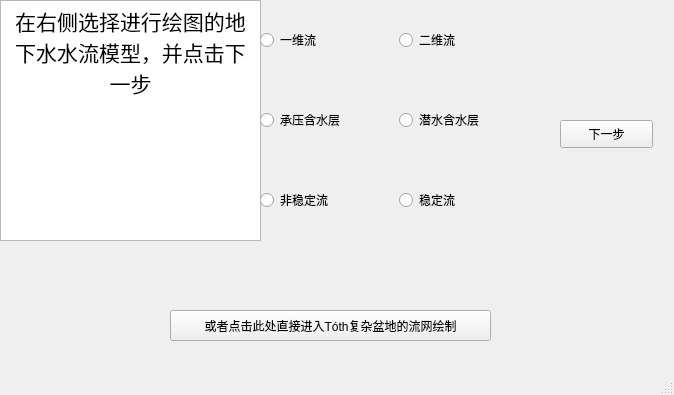
Above: ui/MainWindow - untitled.ui from Yulei-3005240023/FDM_groundwater before the change. Below: the same form after it.
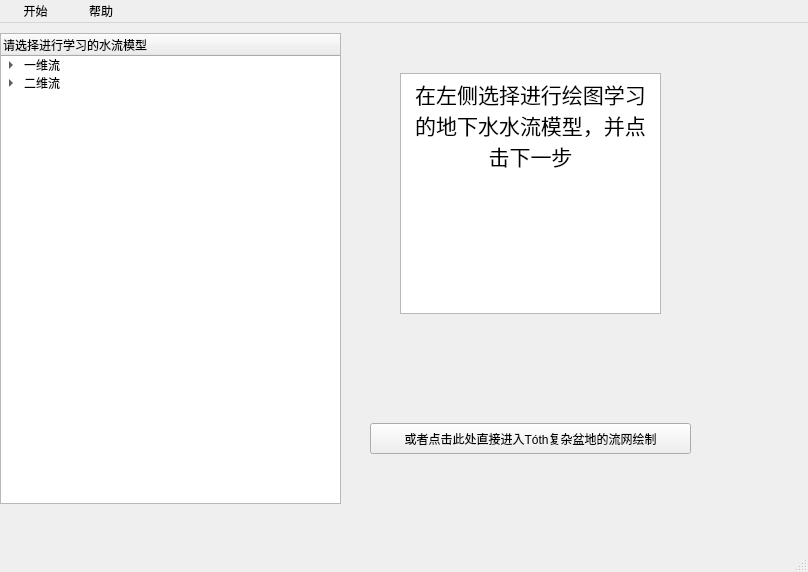
That is the form after the change.

What changed in the file:
```diff
--- a/ui/MainWindow - untitled.ui
+++ b/ui/MainWindow - untitled.ui
@@ -6,131 +6,22 @@
    <rect>
     <x>0</x>
     <y>0</y>
-    <width>674</width>
-    <height>395</height>
+    <width>808</width>
+    <height>572</height>
    </rect>
   </property>
   <property name="windowTitle">
    <string>FDM_undergroundwater</string>
   </property>
-  <property name="documentMode">
-   <bool>false</bool>
-  </property>
   <widget class="QWidget" name="centralwidget">
-   <widget class="QPushButton" name="pushButton">
-    <property name="geometry">
-     <rect>
-      <x>560</x>
-      <y>120</y>
-      <width>93</width>
-      <height>28</height>
-     </rect>
-    </property>
-    <property name="text">
-     <string>下一步</string>
-    </property>
-   </widget>
-   <widget class="QWidget" name="horizontalLayoutWidget">
-    <property name="geometry">
-     <rect>
-      <x>260</x>
-      <y>80</y>
-      <width>271</width>
-      <height>80</height>
-     </rect>
-    </property>
-    <layout class="QHBoxLayout" name="horizontalLayout">
-     <item>
-      <widget class="QRadioButton" name="radioButton_4">
-       <property name="text">
-        <string>承压含水层</string>
-       </property>
-       <attribute name="buttonGroup">
-        <string notr="true">choose_aquifer_type</string>
-       </attribute>
-      </widget>
-     </item>
-     <item>
-      <widget class="QRadioButton" name="radioButton_3">
-       <property name="text">
-        <string>潜水含水层</string>
-       </property>
-       <attribute name="buttonGroup">
-        <string notr="true">choose_aquifer_type</string>
-       </attribute>
-      </widget>
-     </item>
-    </layout>
-   </widget>
-   <widget class="QWidget" name="horizontalLayoutWidget_2">
-    <property name="geometry">
-     <rect>
-      <x>260</x>
-      <y>0</y>
-      <width>271</width>
-      <height>80</height>
-     </rect>
-    </property>
-    <layout class="QHBoxLayout" name="horizontalLayout_2">
-     <item>
-      <widget class="QRadioButton" name="radioButton">
-       <property name="text">
-        <string>一维流</string>
-       </property>
-       <attribute name="buttonGroup">
-        <string notr="true">choose_flow_dimension</string>
-       </attribute>
-      </widget>
-     </item>
-     <item>
-      <widget class="QRadioButton" name="radioButton_2">
-       <property name="text">
-        <string>二维流</string>
-       </property>
-       <attribute name="buttonGroup">
-        <string notr="true">choose_flow_dimension</string>
-       </attribute>
-      </widget>
-     </item>
-    </layout>
-   </widget>
-   <widget class="QWidget" name="horizontalLayoutWidget_3">
-    <property name="geometry">
-     <rect>
-      <x>260</x>
-      <y>160</y>
-      <width>271</width>
-      <height>80</height>
-     </rect>
-    </property>
-    <layout class="QHBoxLayout" name="horizontalLayout_3">
-     <item>
-      <widget class="QRadioButton" name="radioButton_6">
-       <property name="text">
-        <string>非稳定流</string>
-       </property>
-       <attribute name="buttonGroup">
-        <string notr="true">choose_stable_status</string>
-       </attribute>
-      </widget>
-     </item>
-     <item>
-      <widget class="QRadioButton" name="radioButton_5">
-       <property name="text">
-        <string>稳定流</string>
-       </property>
-       <attribute name="buttonGroup">
-        <string notr="true">choose_stable_status</string>
-       </attribute>
-      </widget>
-     </item>
-    </layout>
-   </widget>
+   <property name="cursor">
+    <cursorShape>ArrowCursor</cursorShape>
+   </property>
    <widget class="QTextBrowser" name="textBrowser">
     <property name="geometry">
      <rect>
-      <x>0</x>
-      <y>0</y>
+      <x>400</x>
+      <y>50</y>
       <width>261</width>
       <height>241</height>
      </rect>
@@ -140,14 +31,14 @@
 &lt;html&gt;&lt;head&gt;&lt;meta name=&quot;qrichtext&quot; content=&quot;1&quot; /&gt;&lt;style type=&quot;text/css&quot;&gt;
 p, li { white-space: pre-wrap; }
 &lt;/style&gt;&lt;/head&gt;&lt;body style=&quot; font-family:'SimSun'; font-size:9pt; font-weight:400; font-style:normal;&quot;&gt;
-&lt;p align=&quot;center&quot; style=&quot; margin-top:0px; margin-bottom:0px; margin-left:0px; margin-right:0px; -qt-block-indent:0; text-indent:0px;&quot;&gt;&lt;span style=&quot; font-size:16pt;&quot;&gt;在右侧选择进行绘图的地下水水流模型，并点击下一步&lt;/span&gt;&lt;/p&gt;&lt;/body&gt;&lt;/html&gt;</string>
+&lt;p align=&quot;center&quot; style=&quot; margin-top:0px; margin-bottom:0px; margin-left:0px; margin-right:0px; -qt-block-indent:0; text-indent:0px;&quot;&gt;&lt;span style=&quot; font-size:16pt;&quot;&gt;在左侧选择进行绘图学习的地下水水流模型，并点击下一步&lt;/span&gt;&lt;/p&gt;&lt;/body&gt;&lt;/html&gt;</string>
     </property>
    </widget>
    <widget class="QPushButton" name="toth">
     <property name="geometry">
      <rect>
-      <x>170</x>
-      <y>310</y>
+      <x>370</x>
+      <y>400</y>
       <width>321</width>
       <height>31</height>
      </rect>
@@ -156,16 +47,145 @@
      <string>或者点击此处直接进入Tóth复杂盆地的流网绘制</string>
     </property>
    </widget>
+   <widget class="QTreeWidget" name="treeWidget">
+    <property name="geometry">
+     <rect>
+      <x>0</x>
+      <y>10</y>
+      <width>341</width>
+      <height>471</height>
+     </rect>
+    </property>
+    <column>
+     <property name="text">
+      <string>请选择进行学习的水流模型</string>
+     </property>
+    </column>
+    <item>
+     <property name="text">
+      <string>一维流</string>
+     </property>
+     <item>
+      <property name="text">
+       <string>承压含水层</string>
+      </property>
+      <item>
+       <property name="text">
+        <string>稳定流</string>
+       </property>
+       <property name="whatsThis">
+        <string>一维流承压含水层稳定流</string>
+       </property>
+      </item>
+      <item>
+       <property name="text">
+        <string>非稳定流</string>
+       </property>
+       <property name="whatsThis">
+        <string>一维流承压含水层非稳定流</string>
+       </property>
+      </item>
+     </item>
+     <item>
+      <property name="text">
+       <string>潜水含水层</string>
+      </property>
+      <item>
+       <property name="text">
+        <string>稳定流</string>
+       </property>
+       <property name="whatsThis">
+        <string>一维流潜水含水层稳定流</string>
+       </property>
+      </item>
+      <item>
+       <property name="text">
+        <string>非稳定流</string>
+       </property>
+       <property name="whatsThis">
+        <string>一维流潜水含水层非稳定流</string>
+       </property>
+      </item>
+     </item>
+    </item>
+    <item>
+     <property name="text">
+      <string>二维流</string>
+     </property>
+     <item>
+      <property name="text">
+       <string>承压含水层</string>
+      </property>
+      <item>
+       <property name="text">
+        <string>稳定流</string>
+       </property>
+       <property name="whatsThis">
+        <string>二维流承压含水层稳定流</string>
+       </property>
+      </item>
+      <item>
+       <property name="text">
+        <string>非稳定流（承压含水层水流方程）</string>
+       </property>
+       <property name="whatsThis">
+        <string>二维流承压含水层非稳定流</string>
+       </property>
+      </item>
+     </item>
+     <item>
+      <property name="text">
+       <string>潜水含水层</string>
+      </property>
+      <item>
+       <property name="text">
+        <string>稳定流（Dupuit-Forchheimer方程）</string>
+       </property>
+       <property name="whatsThis">
+        <string>二维流潜水含水层稳定流</string>
+       </property>
+      </item>
+      <item>
+       <property name="text">
+        <string>非稳定流（潜水Boussinesq方程）</string>
+       </property>
+       <property name="whatsThis">
+        <string>二维流潜水含水层非稳定流</string>
+       </property>
+      </item>
+     </item>
+    </item>
+   </widget>
   </widget>
   <widget class="QMenuBar" name="menubar">
    <property name="geometry">
     <rect>
      <x>0</x>
      <y>0</y>
-     <width>674</width>
+     <width>808</width>
      <height>26</height>
     </rect>
    </property>
+   <widget class="QMenu" name="menu">
+    <property name="font">
+     <font>
+      <weight>50</weight>
+      <italic>false</italic>
+      <bold>false</bold>
+     </font>
+    </property>
+    <property name="title">
+     <string>    开始   </string>
+    </property>
+    <addaction name="actionni"/>
+   </widget>
+   <widget class="QMenu" name="menu_2">
+    <property name="title">
+     <string>     帮助     </string>
+    </property>
+   </widget>
+   <addaction name="menu"/>
+   <addaction name="menu_2"/>
   </widget>
   <widget class="QStatusBar" name="statusbar"/>
  </widget>
```
Left out of the diff: 14 changed lines with no effect on the pictures.
